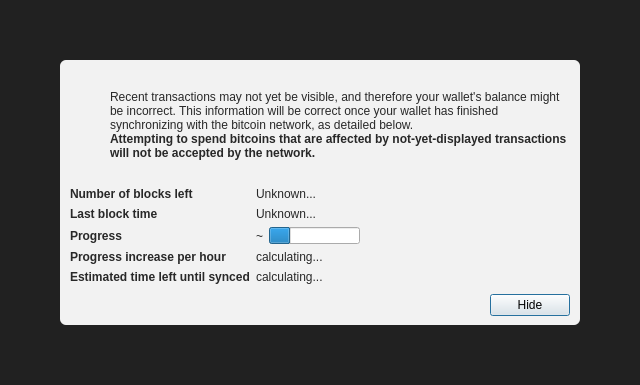
This is src/qt/forms/modaloverlay.ui in joshineveryday/karmacoin as Qt 5 draws it before an edit. The edited form follows.
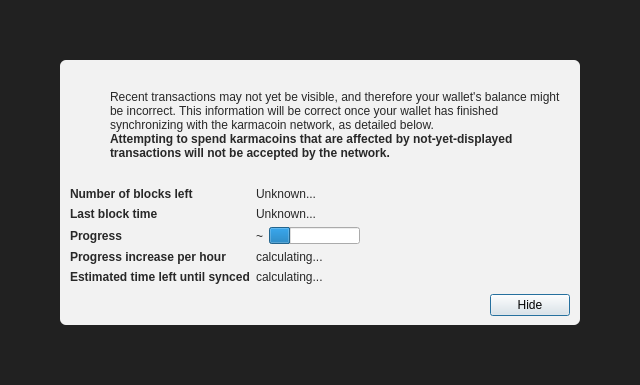
This is the edited form. Icons and pictures are not drawn. Custom widgets are drawn as their Qt base class.

Commit message: rename bitcoin to karmacoin

Diff of the .ui file:
```diff
--- a/src/qt/forms/modaloverlay.ui
+++ b/src/qt/forms/modaloverlay.ui
@@ -130,7 +130,7 @@
              <item>
               <widget class="QLabel" name="infoText">
                <property name="text">
-                <string>Recent transactions may not yet be visible, and therefore your wallet's balance might be incorrect. This information will be correct once your wallet has finished synchronizing with the bitcoin network, as detailed below.</string>
+                <string>Recent transactions may not yet be visible, and therefore your wallet's balance might be incorrect. This information will be correct once your wallet has finished synchronizing with the karmacoin network, as detailed below.</string>
                </property>
                <property name="textFormat">
                 <enum>Qt::RichText</enum>
@@ -149,7 +149,7 @@
                 </font>
                </property>
                <property name="text">
-                <string>Attempting to spend bitcoins that are affected by not-yet-displayed transactions will not be accepted by the network.</string>
+                <string>Attempting to spend karmacoins that are affected by not-yet-displayed transactions will not be accepted by the network.</string>
                </property>
                <property name="textFormat">
                 <enum>Qt::RichText</enum>
```
The commit also changes 1294 other files.
